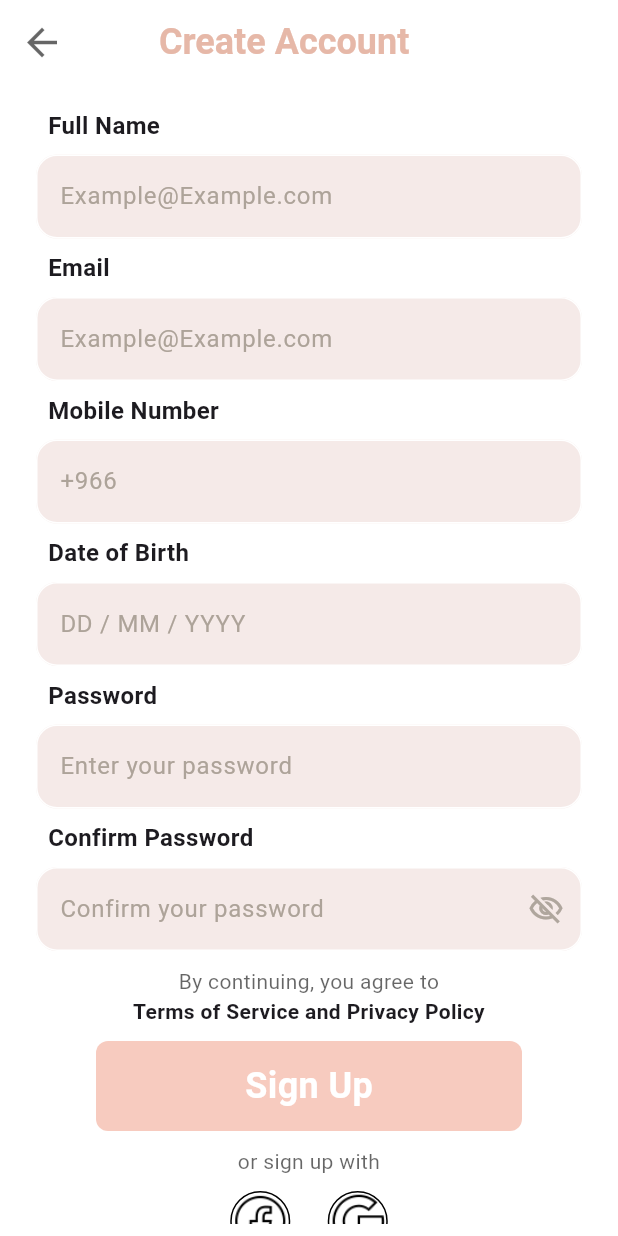
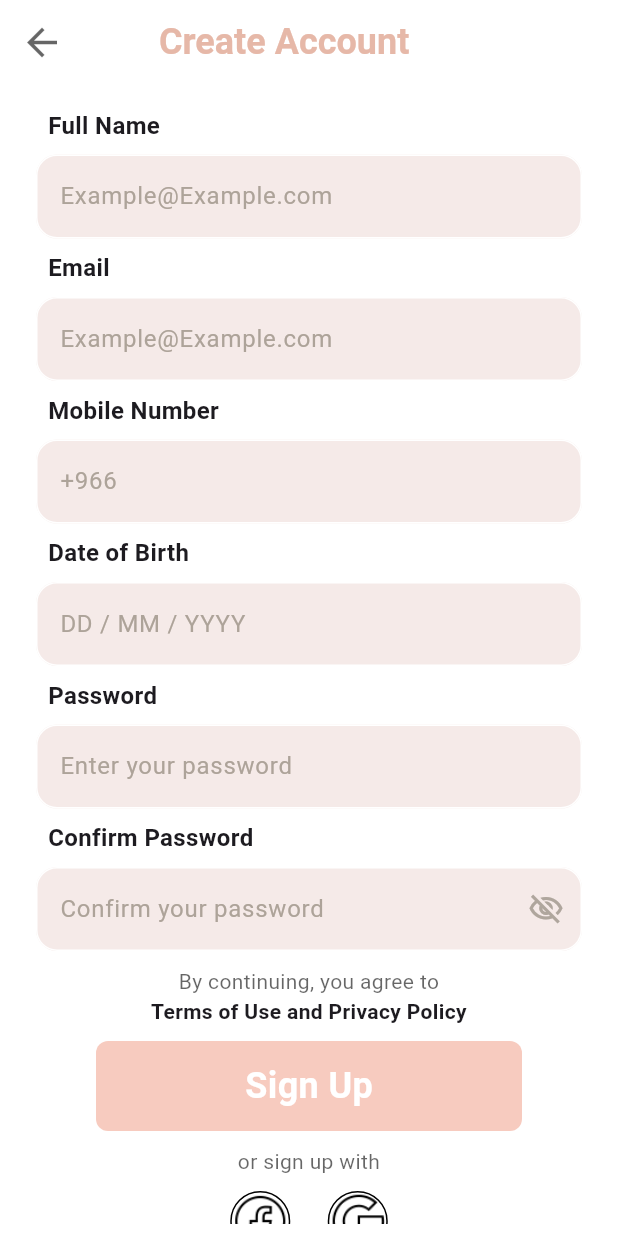
Before and after one commit to MohamedAliShosha/Auth_Flow, a Flutter app: the screen it shows after launch, after a tap on "Sign Up", on a phone screen of 412 x 824 dp. Run offline on Flutter 3.47's test engine with Material 3 defaults, Android fonts, the phone set to English and light mode, and no system bars.

Commit message:
update SignInViewBody height and modify text in SignUpViewBody for clarity

```diff
--- a/lib/widgets/sign_in_view_body.dart
+++ b/lib/widgets/sign_in_view_body.dart
@@ -89,7 +89,7 @@ class SignInViewBody extends StatelessWidget {
                 ),
               ),
               const SizedBox(
-                height: 50,
+                height: 80,
               ),
               Text(
                 textAlign: TextAlign.center,
--- a/lib/widgets/sign_up_view_body.dart
+++ b/lib/widgets/sign_up_view_body.dart
@@ -87,7 +87,7 @@ class SignUpViewBody extends StatelessWidget {
             ),
             const Text(
               textAlign: TextAlign.center,
-              'Terms of Service and Privacy Policy',
+              'Terms of Use and Privacy Policy',
               style: TextStyle(
                 fontWeight: FontWeight.bold,
               ),
```
